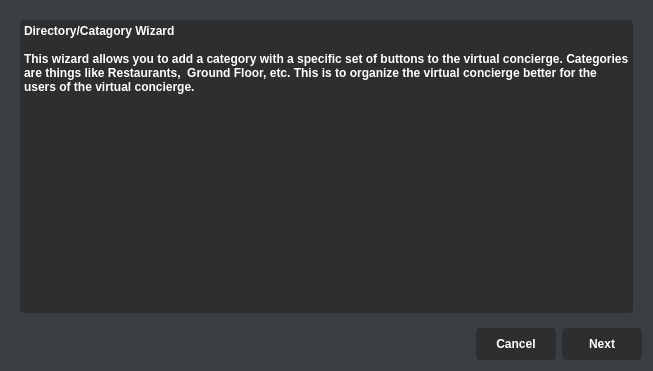
Old version of the form Virtual_Creator/directory_wizard.ui in the repository stefaj/gcms.
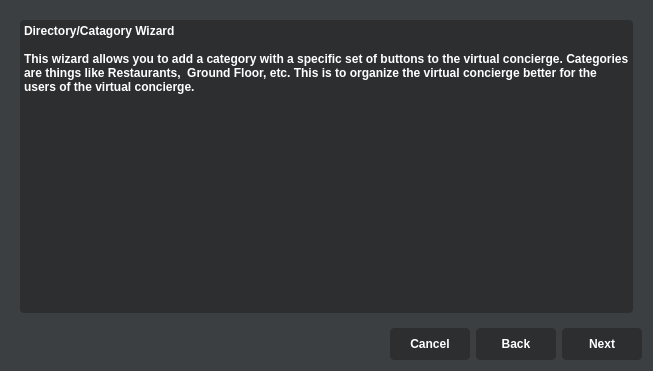
New version of the form. Icons and pictures are not drawn.

Commit message: edit button disabled upon link

```diff
--- a/Virtual_Creator/directory_wizard.ui
+++ b/Virtual_Creator/directory_wizard.ui
@@ -176,45 +176,7 @@
 }</string>
   </property>
   <layout class="QGridLayout" name="gridLayout_2">
-   <item row="2" column="1">
-    <widget class="QPushButton" name="buttonCancel">
-     <property name="minimumSize">
-      <size>
-       <width>32</width>
-       <height>32</height>
-      </size>
-     </property>
-     <property name="maximumSize">
-      <size>
-       <width>80</width>
-       <height>32</height>
-      </size>
-     </property>
-     <property name="text">
-      <string>Cancel</string>
-     </property>
-    </widget>
-   </item>
-   <item row="2" column="2">
-    <widget class="QPushButton" name="buttonNext">
-     <property name="minimumSize">
-      <size>
-       <width>32</width>
-       <height>32</height>
-      </size>
-     </property>
-     <property name="maximumSize">
-      <size>
-       <width>80</width>
-       <height>32</height>
-      </size>
-     </property>
-     <property name="text">
-      <string>Next</string>
-     </property>
-    </widget>
-   </item>
-   <item row="0" column="0" colspan="3">
+   <item row="0" column="0" colspan="6">
     <widget class="QStackedWidget" name="stackedWidget">
      <property name="currentIndex">
       <number>0</number>
@@ -396,6 +358,63 @@
      </widget>
     </widget>
    </item>
+   <item row="2" column="5">
+    <widget class="QPushButton" name="buttonNext">
+     <property name="minimumSize">
+      <size>
+       <width>32</width>
+       <height>32</height>
+      </size>
+     </property>
+     <property name="maximumSize">
+      <size>
+       <width>80</width>
+       <height>32</height>
+      </size>
+     </property>
+     <property name="text">
+      <string>Next</string>
+     </property>
+    </widget>
+   </item>
+   <item row="2" column="3">
+    <widget class="QPushButton" name="buttonCancel">
+     <property name="minimumSize">
+      <size>
+       <width>32</width>
+       <height>32</height>
+      </size>
+     </property>
+     <property name="maximumSize">
+      <size>
+       <width>80</width>
+       <height>32</height>
+      </size>
+     </property>
+     <property name="text">
+      <string>Cancel</string>
+     </property>
+    </widget>
+   </item>
+   <item row="2" column="4">
+    <widget class="QPushButton" name="button_back">
+     <property name="minimumSize">
+      <size>
+       <width>80</width>
+       <height>32</height>
+      </size>
+     </property>
+     <property name="maximumSize">
+      <size>
+       <width>80</width>
+       <height>32</height>
+      </size>
+     </property>
+     <property name="text">
+      <string>Back</string>
+     </property>
+    </widget>
+   </item>
   </layout>
  </widget>
  <resources/>
```
The commit also changes 4 other files.
